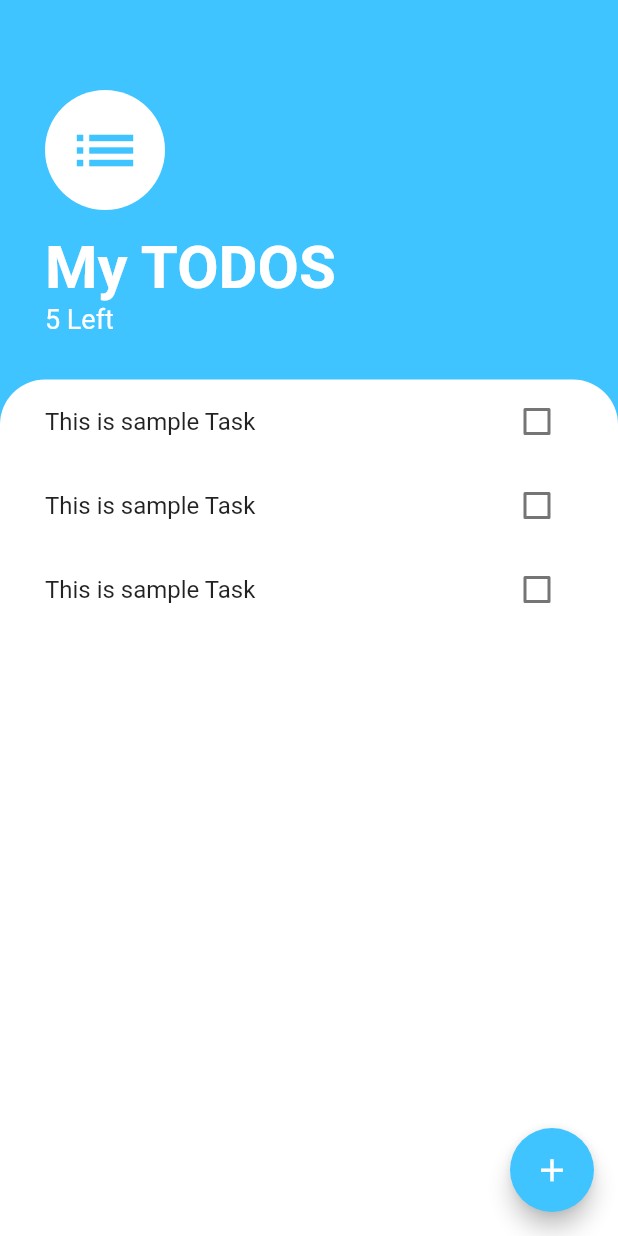
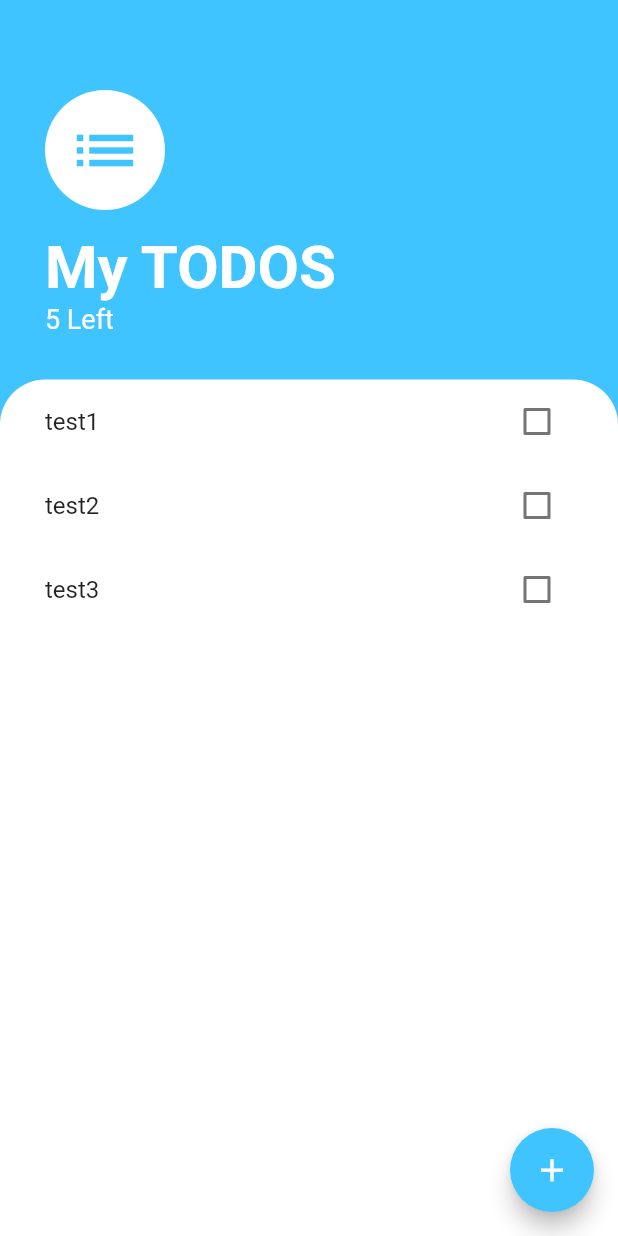
Before and after one commit to Toxicann/ToDoList, a Flutter app: the screen it shows after launch, on a phone screen of 412 x 824 dp. Run offline on Flutter 3.47's test engine with Material 2 defaults, Android fonts, the phone set to English and light mode, and no system bars.

```diff
--- /dev/null
+++ b/lib/models/task.dart
@@ -0,0 +1,9 @@
+class Task {
+  final String name;
+  bool isDone;
+  Task({required this.name, this.isDone = false});
+
+  void toggleDone() {
+    isDone = !isDone;
+  }
+}
--- a/lib/screens/modal_screen.dart
+++ b/lib/screens/modal_screen.dart
@@ -42,9 +42,7 @@ class ModalScreen extends StatelessWidget {
                 "Add",
                 style: TextStyle(fontSize: 25),
               ),
-              onPressed: () {
-                print("XD");
-              },
+              onPressed: () {},
             )
           ],
         ),
--- a/lib/widgets/task_list.dart
+++ b/lib/widgets/task_list.dart
@@ -1,20 +1,41 @@
 import 'package:flutter/material.dart';
 
 import './task_tile.dart';
+import '../models/task.dart';
 
-class TasksList extends StatelessWidget {
+class TasksList extends StatefulWidget {
   const TasksList({
     Key? key,
   }) : super(key: key);
 
   @override
+  State<TasksList> createState() => _TasksListState();
+}
+
+class _TasksListState extends State<TasksList> {
+  List<Task> tasks = [
+    Task(name: 'test1'),
+    Task(name: 'test2'),
+    Task(name: 'test3'),
+  ];
+
+  @override
   Widget build(BuildContext context) {
-    return ListView(
-      children: <Widget>[
-        TasksTile(),
-        TasksTile(),
-        TasksTile(),
-      ],
+    return ListView.builder(
+      itemBuilder: (context, index) {
+        return TasksTile(
+          title: tasks[index].name,
+          isChanged: tasks[index].isDone,
+          toggleState: () {
+            setState(
+              () {
+                tasks[index].toggleDone();
+              },
+            );
+          },
+        );
+      },
+      itemCount: tasks.length,
     );
   }
 }
--- a/lib/widgets/task_tile.dart
+++ b/lib/widgets/task_tile.dart
@@ -1,48 +1,30 @@
 import 'package:flutter/material.dart';
 
-class TasksTile extends StatefulWidget {
-  const TasksTile({
-    Key? key,
-  }) : super(key: key);
+class TasksTile extends StatelessWidget {
+  final bool isChanged;
+  final String title;
+  final VoidCallback toggleState;
 
-  @override
-  State<TasksTile> createState() => _TasksTileState();
-}
-
-class _TasksTileState extends State<TasksTile> {
-  bool isChanged = false;
-  taskStateToggler(bool newValue) {
-    setState(() {
-      isChanged = newValue;
-    });
-  }
-
+  const TasksTile(
+      {Key? key,
+      required this.title,
+      required this.isChanged,
+      required this.toggleState})
+      : super(key: key);
   @override
   Widget build(BuildContext context) {
     return ListTile(
       contentPadding: const EdgeInsets.symmetric(horizontal: 0.0),
       title: Text(
-        'This is sample Task',
+        title,
         style: TextStyle(
             decoration: isChanged ? TextDecoration.lineThrough : null),
       ),
-      trailing: TaskState(isChanged, taskStateToggler),
+      trailing: Checkbox(
+        value: isChanged,
+        activeColor: Colors.lightBlueAccent,
+        onChanged: (_) => toggleState(),
+      ),
     );
   }
 }
-
-class TaskState extends StatelessWidget {
-  const TaskState(this.toggleTaskState, this.taskStateToggle, {Key? key})
-      : super(key: key);
-  final bool toggleTaskState;
-  final Function taskStateToggle;
-  @override
-  Widget build(BuildContext context) {
-    return Checkbox(
-      value: toggleTaskState,
-      onChanged: (newValue) {
-        taskStateToggle(newValue);
-      },
-    );
-  }
-}
```
